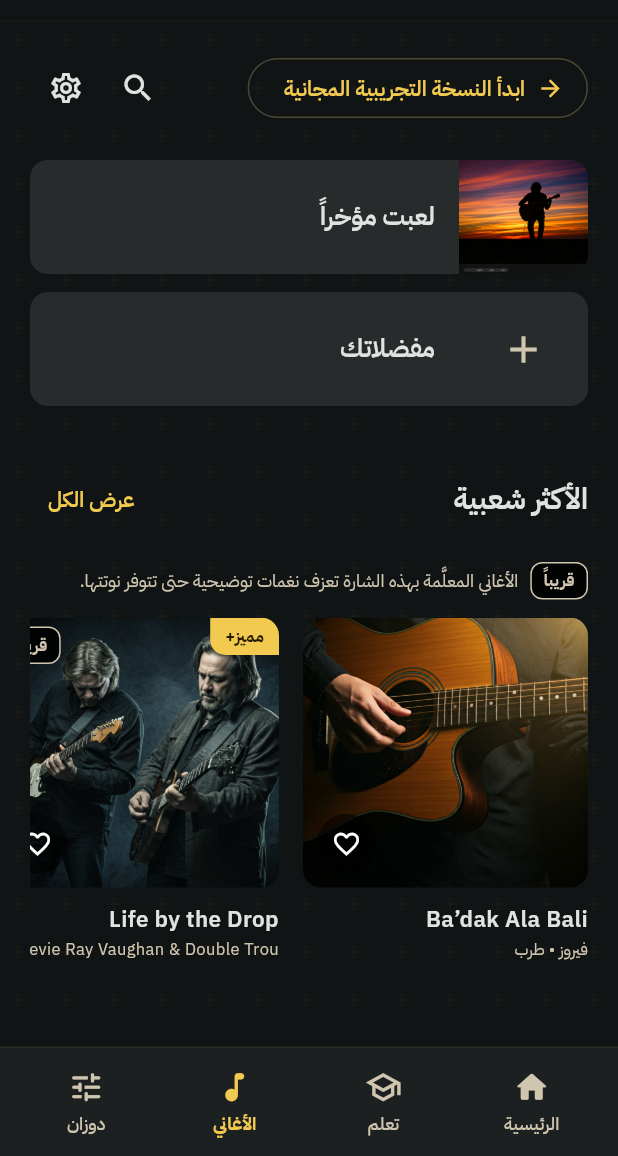
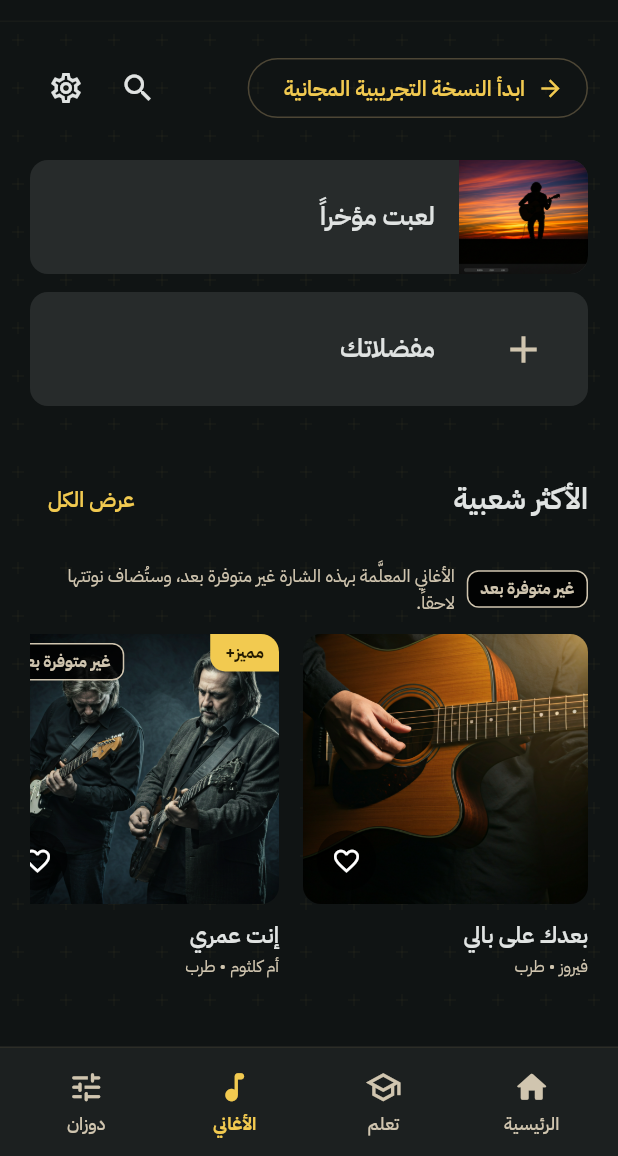
Before and after one commit to rooneyhannan/YALLA-PLAY, a Flutter app: the screen it shows after launch, item 2 of the bottom bar chosen, on a phone screen of 412 x 824 dp, the part 80-1236 px from its top. Run offline on Flutter 3.47's test engine with Material 3 defaults, Android fonts, the phone set to English and light mode, and no system bars; our stand-ins replace web; missing offline and left inert: dart:js_interop; project files that could hold a hidden picture were left out.

Commit message:
Songs: no demo for songs without notes, only Arabic songs
A song without a chart of its own no longer plays the demo: tapping it
says „الأغنية غير متوفرة بعد“. Its badge and subtitle say „غير متوفرة بعد“.
The English songs are replaced by Arabic ones, and Ba’dak is shown as
„بعدك على بالي“.

Co-Authored-By: Claude Opus 5.5 <noreply@anthropic.com>
Claude-Session: https://claude.ai/code/session_01Q9tJaAQj7FPSLV4ozDZF2z

```diff
--- a/lib/core/models/song.dart
+++ b/lib/core/models/song.dart
@@ -28,51 +28,53 @@ class Song {
 }
 
 /// [entries] with the songs that have a chart of their own first, and
-/// otherwise in their order: the others only play the demo chart.
+/// otherwise in their order: the others are not available yet.
 List<Song> playableFirst(Iterable<Song> entries) => [
   ...entries.where((s) => s.hasChart),
   ...entries.where((s) => !s.hasChart),
 ];
 
+/// The app's songs, all Arabic. Only those with a chart can be played; the
+/// others say that they are not available yet.
 const songs = <Song>[
   Song(
     id: 'badak',
-    title: 'Ba’dak Ala Bali',
+    title: 'بعدك على بالي',
     artist: 'فيروز',
     category: 'طرب',
     image: 's1_2.png',
     chart: 'badak',
   ),
   Song(
-    id: 'life',
-    title: 'Life by the Drop',
-    artist: 'Stevie Ray Vaughan & Double Trouble',
-    category: 'البلوز',
+    id: 'enta-omri',
+    title: 'إنت عمري',
+    artist: 'أم كلثوم',
+    category: 'طرب',
     image: 's2_1.png',
     isPremium: true,
   ),
   Song(
-    id: 'house',
-    title: 'House Of Memories',
-    artist: 'Panic! At The Disco',
-    category: 'بوب',
+    id: 'lamma-bada',
+    title: 'لما بدا يتثنى',
+    artist: 'موشح تراثي',
+    category: 'كلاسيكي',
     image: 's2_2.png',
     difficulty: 'متوسط',
     isPremium: true,
   ),
   Song(
-    id: 'snow',
-    title: 'Snow',
-    artist: 'Zach Bryan',
-    category: 'كونتري',
+    id: 'ahwak',
+    title: 'أهواك',
+    artist: 'عبد الحليم حافظ',
+    category: 'طرب',
     image: 's2_3.png',
     isPremium: true,
   ),
   Song(
-    id: 'taxman',
-    title: 'Taxman',
-    artist: 'The Beatles',
-    category: 'روك',
+    id: 'zourouni',
+    title: 'زوروني كل سنة مرة',
+    artist: 'سيد درويش',
+    category: 'كلاسيكي',
     image: 's2_4.png',
     difficulty: 'متقدم',
     isPremium: true,
@@ -102,64 +104,64 @@ const songs = <Song>[
   ),
   Song(
     id: '3daqat',
-    title: '3 Daqat',
-    artist: 'Abu ft. Yousra',
+    title: 'ثلاث دقات',
+    artist: 'أبو ويسرا',
     category: 'بوب',
     image: 's1_3.png',
   ),
   Song(
-    id: 'cest',
-    title: "C’est La Vie",
-    artist: 'Cheb Khaled',
+    id: 'abdelkader',
+    title: 'عبد القادر',
+    artist: 'الشاب خالد',
     category: 'راي',
     image: 's1_7.png',
     isPremium: true,
   ),
   Song(
-    id: 'shape',
-    title: 'Shape of You',
-    artist: 'Ed Sheeran',
+    id: 'nour-el-ein',
+    title: 'نور العين',
+    artist: 'عمرو دياب',
     category: 'بوب',
     image: 's2_2.png',
     isPremium: true,
   ),
   Song(
-    id: 'nothing',
-    title: 'Nothing Else Matters',
-    artist: 'Metallica',
-    category: 'روك',
+    id: 'qariat',
+    title: 'قارئة الفنجان',
+    artist: 'عبد الحليم حافظ',
+    category: 'طرب',
     image: 's1_6.png',
     difficulty: 'متوسط',
     isPremium: true,
   ),
   Song(
-    id: 'blinding',
-    title: 'Blinding Lights',
-    artist: 'The Weeknd',
-    category: 'بوب',
+    id: 'ana-lahabibi',
+    title: 'أنا لحبيبي',
+    artist: 'فيروز',
+    category: 'طرب',
     image: 's1_3.png',
     difficulty: 'متوسط',
   ),
   Song(
-    id: 'birthday',
-    title: 'Happy Birthday',
-    artist: 'Traditional',
+    id: 'sana-helwa',
+    title: 'سنة حلوة يا جميل',
+    artist: 'محمد فوزي',
     category: 'كلاسيكي',
     image: 's2_7.png',
   ),
   Song(
     id: 'rayah',
-    title: 'Ya Rayah',
-    artist: 'Rachid Taha',
+    title: 'يا رايح',
+    artist: 'رشيد طه',
     category: 'راي',
     image: 's1_5.png',
     isPremium: true,
   ),
   Song(
-    id: 'clapton',
-    title: 'Wonderful Tonight',
-    artist: 'إريك كلابتون',
-    category: 'روك',
+    id: 'ya-msafer',
+    title: 'يا مسافر وحدك',
+    artist: 'محمد عبد الوهاب',
+    category: 'طرب',
     image: 's2_3.png',
   ),
 ];
--- a/lib/features/home/presentation/main_screen.dart
+++ b/lib/features/home/presentation/main_screen.dart
@@ -28,7 +28,17 @@ class _MainScreenState extends State<MainScreen> {
     Icons.tune_rounded,
   ];
 
+  /// Plays [song], or for a song without a chart of its own says that it
+  /// is not available yet: no demo stands in for it.
   void _openSong(Song song) {
+    if (!song.hasChart) {
+      showPreviewInfo(
+        context,
+        title: 'الأغنية غير متوفرة بعد',
+        message: 'نوتة «${song.title}» قيد التحضير وستتوفر قريباً.',
+      );
+      return;
+    }
     setState(() => _recent = song);
     Navigator.of(
       context,
--- a/lib/features/song_library/presentation/songs_screen.dart
+++ b/lib/features/song_library/presentation/songs_screen.dart
@@ -299,7 +299,7 @@ class _SongsScreenState extends State<SongsScreen> {
                     const SizedBox(width: 8),
                     const Expanded(
                       child: Text(
-                        'الأغاني المعلَّمة بهذه الشارة تعزف نغمات توضيحية حتى تتوفر نوتتها.',
+                        'الأغاني المعلَّمة بهذه الشارة غير متوفرة بعد، وستُضاف نوتتها لاحقاً.',
                         style: TextStyle(fontSize: 12, color: AppTheme.cream),
                       ),
                     ),
@@ -372,7 +372,7 @@ class _SongsScreenState extends State<SongsScreen> {
                   ('كاظم الساهر', 's2_0.png'),
                   ('عمرو دياب', 's2_1.png'),
                   ('فيروز', 's2_2.png'),
-                  ('إريك كلابتون', 's2_3.png'),
+                  ('أم كلثوم', 's2_3.png'),
                 ])
                   (
                     pair.$1,
@@ -539,8 +539,8 @@ class _SongsScreenState extends State<SongsScreen> {
     ),
   );
 
-  /// The mark on a song that has no chart of its own yet and plays the
-  /// demo chart instead.
+  /// The mark on a song that has no chart of its own yet and so is not
+  /// available.
   static Widget _demoBadge({Key? key}) => Container(
     key: key,
     padding: const EdgeInsets.symmetric(horizontal: 8, vertical: 3),
@@ -550,7 +550,7 @@ class _SongsScreenState extends State<SongsScreen> {
       borderRadius: BorderRadius.circular(8),
     ),
     child: const Text(
-      'قريباً',
+      'غير متوفرة بعد',
       style: TextStyle(
         color: AppTheme.cream,
         fontSize: 11,
@@ -559,9 +559,9 @@ class _SongsScreenState extends State<SongsScreen> {
     ),
   );
 
-  /// The artist, and for a song without a chart that it plays a demo.
+  /// The artist, and for a song without a chart that it is not available.
   static Widget _subtitle(Song song) => Text(
-    song.hasChart ? song.artist : '${song.artist} • قريباً: نغمات توضيحية',
+    song.hasChart ? song.artist : '${song.artist} • غير متوفرة بعد',
     maxLines: 1,
     overflow: TextOverflow.ellipsis,
   );
```
Also changed, not shown: 2 other files.
